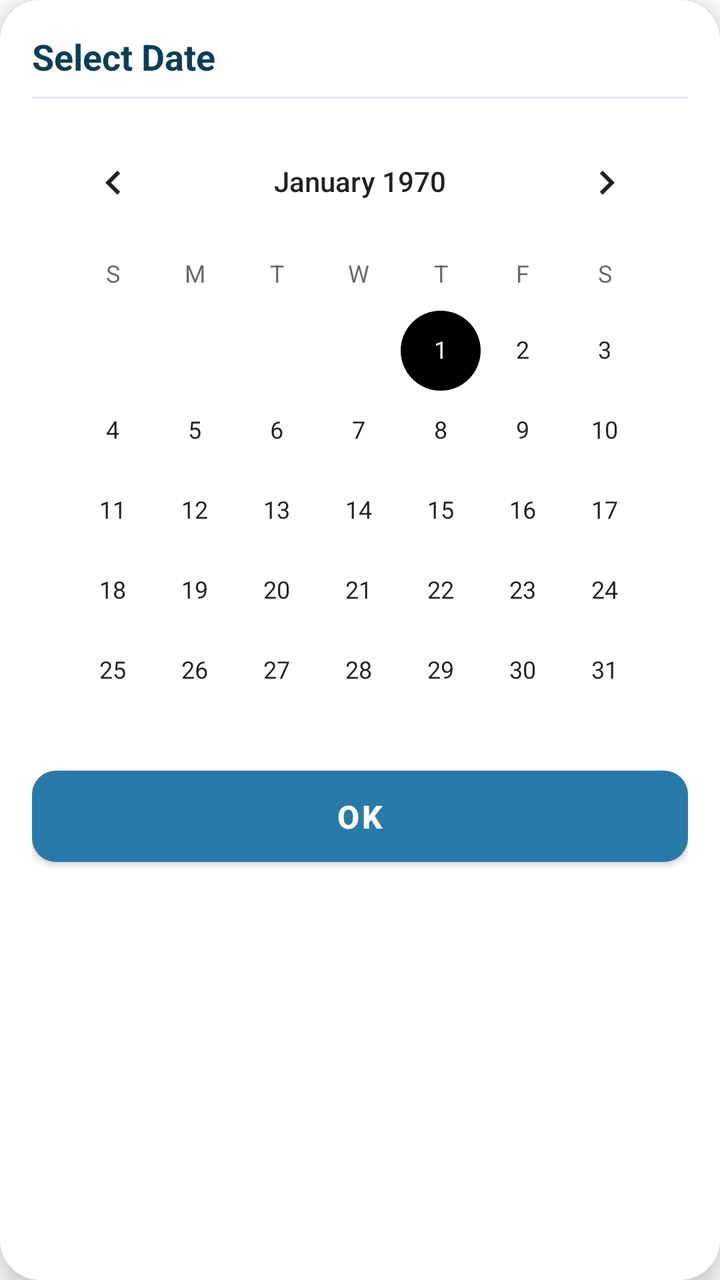
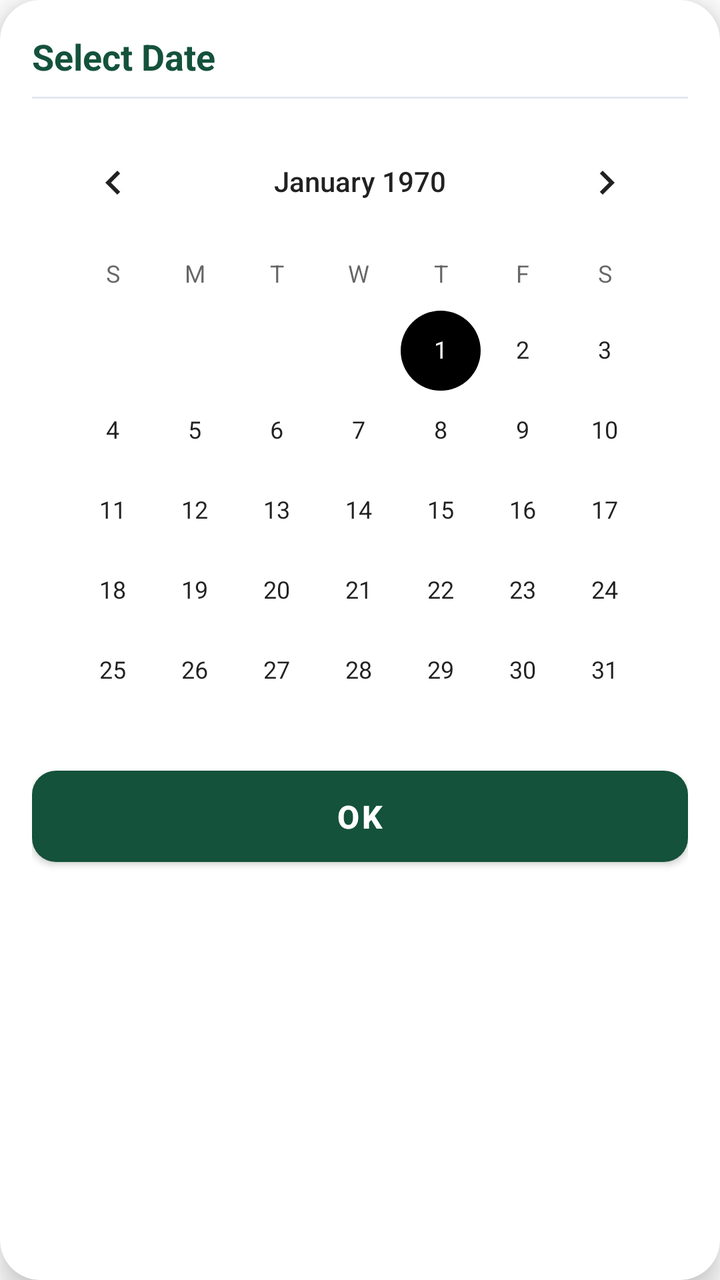

The first picture is an Android layout as it rendered before a commit; the second is the same layout after the commit. The layout source and the unified diff follow.
<!-- AndroidManifest.xml: application theme AppTheme2 -->
<!-- res/layout/custom_dialog.xml -->
<?xml version="1.0" encoding="utf-8"?>
<com.google.android.material.card.MaterialCardView xmlns:android="http://schemas.android.com/apk/res/android"
    xmlns:app="http://schemas.android.com/apk/res-auto"
    android:layout_width="match_parent"
    android:layout_height="wrap_content"
    android:layout_gravity="center"
    android:layout_margin="16dp"
    app:cardBackgroundColor="@color/white"
    app:cardCornerRadius="20dp"
    app:cardElevation="8dp"
    app:strokeWidth="0dp">

    <LinearLayout
        android:layout_width="match_parent"
        android:layout_height="wrap_content"
        android:orientation="vertical"
        android:padding="16dp">

        
        <LinearLayout
            android:layout_width="match_parent"
            android:layout_height="wrap_content"
            android:gravity="center_vertical"
            android:orientation="horizontal"
            android:paddingBottom="8dp">

            <TextView
                android:layout_width="0dp"
                android:layout_height="wrap_content"
                android:layout_weight="1"
                android:text="Select Date"
                android:textColor="#0C3E57"
                android:textSize="18sp"
                android:textStyle="bold" />

        </LinearLayout>

        <View
            android:layout_width="match_parent"
            android:layout_height="1dp"
            android:background="#E2E8F0" />

        
        <CalendarView
            android:id="@+id/calendarView1"
            android:layout_width="match_parent"
            android:layout_height="310dp"
            android:layout_marginTop="8dp"
            android:showWeekNumber="false" />

        
        <com.google.android.material.button.MaterialButton
            android:id="@+id/ok"
            android:layout_width="match_parent"
            android:layout_height="wrap_content"
            android:layout_marginTop="12dp"
            android:paddingVertical="12dp"
            android:text="OK"
            android:textAllCaps="false"
            android:textColor="@color/white"
            android:textSize="16sp"
            android:textStyle="bold"
            app:backgroundTint="#287AA9"
            app:cornerRadius="12dp"
            app:elevation="2dp" />

    </LinearLayout>

</com.google.android.material.card.MaterialCardView>
<!-- resources referenced by this layout -->
<resources>
  <color name="white">#FFFFFF</color>
  <style name="AppTheme2" parent="Theme.MaterialComponents.Light.NoActionBar">
          <item name="colorPrimary">@color/white</item>
          <item name="colorPrimaryDark">@color/white</item>
          <item name="colorAccent">@color/black</item>
          <item name="android:windowBackground">@color/white</item>
      </style>
  <color name="black">#000000</color>
</resources>

<!-- the commit's change to res/layout/custom_dialog.xml (unified diff, before → after) -->
@@ -29,7 +29,7 @@
                 android:layout_height="wrap_content"
                 android:layout_weight="1"
                 android:text="Select Date"
-                android:textColor="#0C3E57"
+                android:textColor="#14523C"
                 android:textSize="18sp"
                 android:textStyle="bold" />
 
@@ -60,7 +60,7 @@
             android:textColor="@color/white"
             android:textSize="16sp"
             android:textStyle="bold"
-            app:backgroundTint="#287AA9"
+            app:backgroundTint="#14523C"
             app:cornerRadius="12dp"
             app:elevation="2dp" />
 
